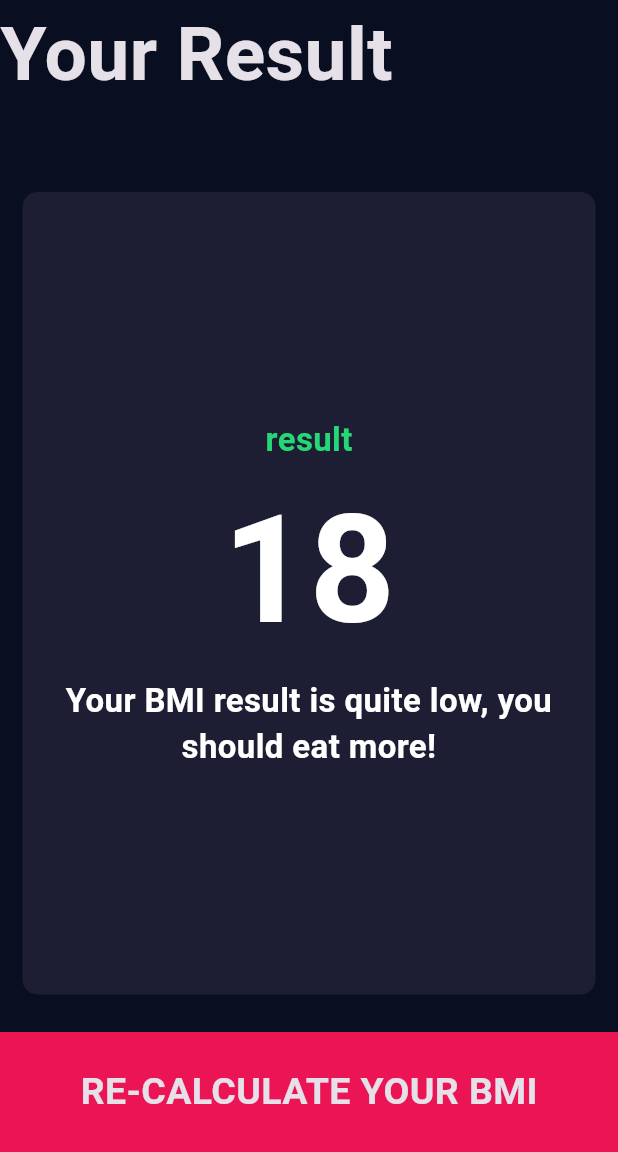
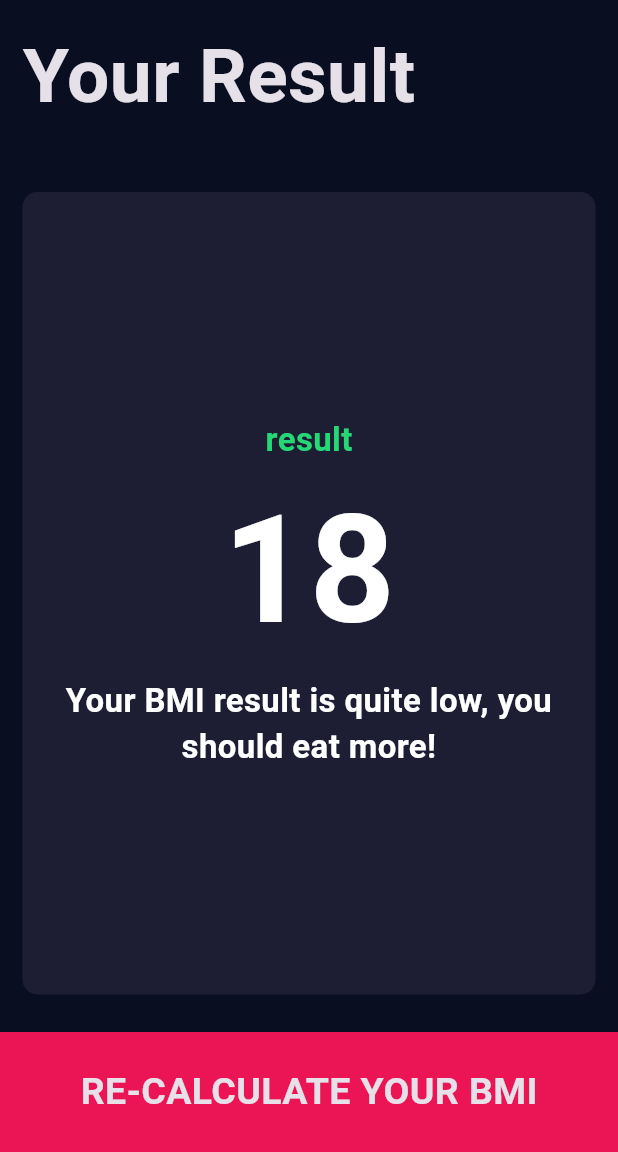
Before and after one commit to xdelmo/the_complete_flutter_development_bootcamp_with_dart, a Flutter app: the ResultsPage screen opened by its route, on a phone screen of 412 x 824 dp, the part 84-1236 px from its top. Run offline on Flutter 3.47's test engine with Material 3 defaults, Android fonts, the phone set to English and light mode, and no system bars; our stand-ins replace audioplayers, font_awesome_flutter, rflutter_alert.

Commit message:
minor fix

```diff
--- a/bmi_calculator/lib/screens/results_page.dart
+++ b/bmi_calculator/lib/screens/results_page.dart
@@ -19,6 +19,7 @@ class ResultsPage extends StatelessWidget {
           children: [
             Expanded(
               child: Container(
+                margin: EdgeInsets.all(15.0),
                 child: Text(
                   "Your Result",
                   style: kTitleTextStyle,
```
